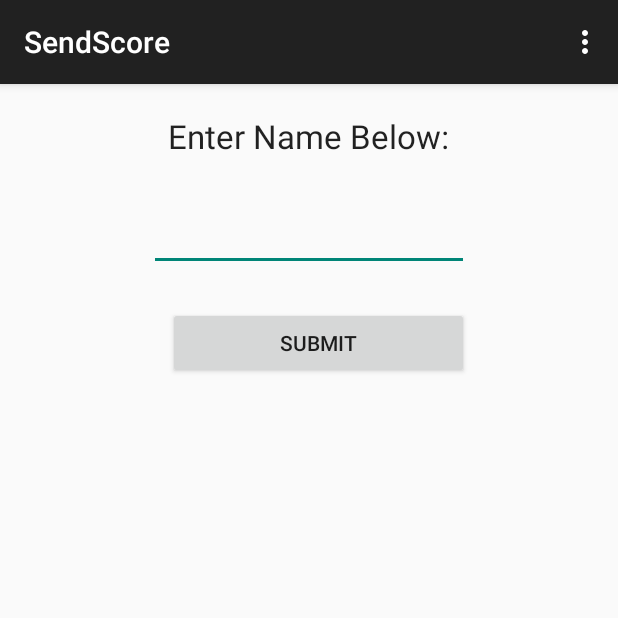
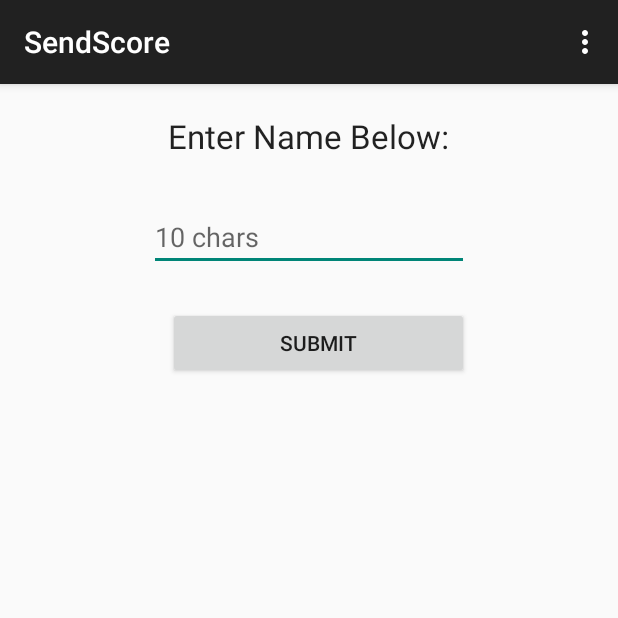
Before and after one commit to sahmad8/Shootemup_Interactive, an Android app: the SendScore screen opened directly, with no data from a screen before it, on a phone screen of 412 x 824 dp, the top half of it. Run offline under Robolectric (Android 15) with nearby library versions, the phone set to English and light mode, and no system bars.

Commit message:
limited to 10 chars, added ending sound effect, fixed back button_music_still_playing bug

```diff
--- a/app/src/main/java/com/example/daniel/myapplication/MainThread.java
+++ b/app/src/main/java/com/example/daniel/myapplication/MainThread.java
@@ -3,6 +3,7 @@ package com.example.daniel.myapplication;
 import android.graphics.Canvas;
 import android.util.Log;
 import android.view.SurfaceHolder;
+import android.view.WindowManager;
 
 public class MainThread extends Thread {
 
--- a/app/src/main/res/layout/activity_send_score.xml
+++ b/app/src/main/res/layout/activity_send_score.xml
@@ -21,8 +21,9 @@
         android:layout_below="@+id/textView1"
         android:layout_centerHorizontal="true"
         android:layout_marginTop="30dp"
+        android:maxLength="10"
         android:ems="10"
-        android:hint=""
+        android:hint="10 chars"
         >
         <requestFocus />
     </EditText>
```
Also changed, not shown: app/src/main/java/com/example/daniel/myapplication/MainGamePanel.java (+13 -1 lines), app/src/main/java/com/example/daniel/myapplication/test/SendScore.java (+48 -16 lines), 1 other file.
